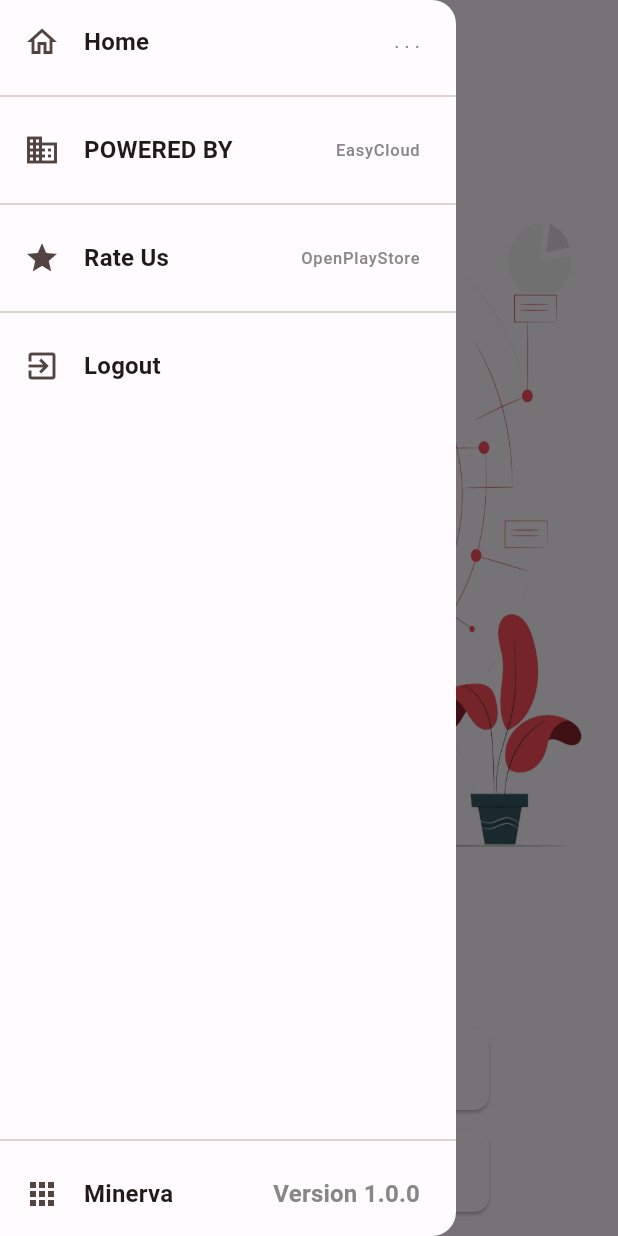
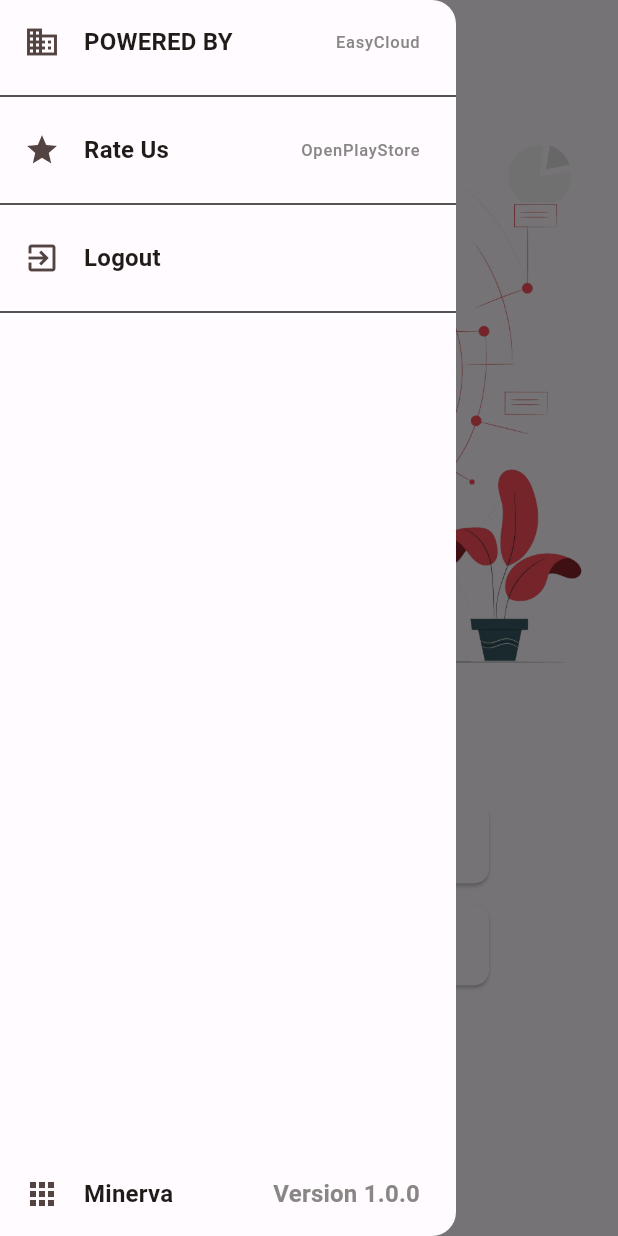
Before and after one commit to maheshgonela/minerva_Project, a Flutter app: the HomePage screen opened directly, with the side drawer open, on a phone screen of 412 x 824 dp. Run offline on Flutter 3.47's test engine with Material 2 defaults, Android fonts, the phone set to English and light mode, and no system bars; our stand-ins replace bloc, cloud_firestore, connectivity, dartz, firebase_crashlytics, flutter_bloc and 9 more; missing offline and left inert: barcode_scan2; accounts and stored records are empty.

Commit message:
fixed Home screen layout issue

```diff
--- a/lib/app_drawer.dart
+++ b/lib/app_drawer.dart
@@ -22,8 +22,7 @@ class AppDrawer extends StatelessWidget {
           crossAxisAlignment: CrossAxisAlignment.stretch,
           children: [
             Expanded(
-              child: ListView(
-                padding: EdgeInsets.zero,
+              child: Column(
                 children: [
                   BlocBuilder<AuthBloc, AuthState>(
                     builder: (ctx, state) {
@@ -36,25 +35,24 @@ class AppDrawer extends StatelessWidget {
                           needAppUpdate: (_) => Container());
                     },
                   ),
-                  ListTile(
-                      onTap: () => Navigator.pop(context),
-                      title: Text(
-                        'Home',
-                        style: GoogleFonts.istokWeb(
-                            textStyle: Theme.of(context)
-                                .textTheme
-                                .titleMedium!
-                                .copyWith(fontWeight: FontWeight.bold)),
-                      ),
-                      leading: const Icon(
-                        Icons.home_outlined,
-                      ),
-                      trailing: const Text(
-                        ". . .",
-                        style: TextStyle(
-                            color: Color.fromARGB(255, 136, 135, 133)),
-                      )),
-                  const Divider(),
+                  // ListTile(
+                  //     onTap: () => Navigator.pop(context),
+                  //     title: Text(
+                  //       'Home',
+                  //       style: GoogleFonts.istokWeb(
+                  //           textStyle: Theme.of(context)
+                  //               .textTheme
+                  //               .titleMedium!
+                  //               .copyWith(fontWeight: FontWeight.bold)),
+                  //     ),
+                  //     leading: const Icon(
+                  //       Icons.home_outlined,
+                  //     ),
+                  //     trailing: const Text(
+                  //       ". . .",
+                  //       style: TextStyle(
+                  //           color: Color.fromARGB(255, 136, 135, 133)),
+                  //     )),
                   ListTile(
                       //onTap: () => _launchEasyCloud(),
                       onTap: () async {
@@ -106,10 +104,10 @@ class AppDrawer extends StatelessWidget {
                     onTap: () => BlocProvider.of<AuthBloc>(context)
                         .add(const AuthEvent.signedOut()),
                   ),
+                  const Divider(),
                 ],
               ),
             ),
-            const Divider(),
             ListTile(
               leading: const Icon(
                 Icons.apps,
@@ -161,7 +159,9 @@ class AppDrawer extends StatelessWidget {
   }
 
   Widget _buildUserAccountsDrawerHeader(
-      LoggedInUser user, BuildContext context) {
+    LoggedInUser user,
+    BuildContext context,
+  ) {
     return UserAccountsDrawerHeader(
       currentAccountPicture: CircleAvatar(
         child: Text(
@@ -173,11 +173,10 @@ class AppDrawer extends StatelessWidget {
         ),
       ),
       accountEmail: Text(user.name,
-          style: GoogleFonts.istokWeb(
-              textStyle: Theme.of(context)
+          style: Theme.of(context)
                   .textTheme
                   .titleMedium!
-                  .copyWith(fontWeight: FontWeight.bold, fontSize: 26))),
+                  .copyWith(fontWeight: FontWeight.bold, fontSize: 26)),
       accountName: Padding(
         padding: const EdgeInsets.only(
           top: 34,
--- a/lib/home_page.dart
+++ b/lib/home_page.dart
@@ -27,6 +27,7 @@ class _HomePageState extends State<HomePage> {
       // backgroundColor: AppColors.scaffoldBgColor,
       drawer: const AppDrawer(),
       appBar: AppBar(
+        title: const Text('Home'),
         leading: Builder(
           builder: (BuildContext context) {
             return IconButton(
@@ -34,27 +35,29 @@ class _HomePageState extends State<HomePage> {
                 size: 32,
                 Icons.menu_rounded,
               ),
-              onPressed: () {
-                Scaffold.of(context).openDrawer();
-              },
+              onPressed: () => Scaffold.of(context).openDrawer(),
             );
           },
         ),
       ),
-      body: SafeArea(
-        child: _buildMobileLayout(context),
+      body: Column(
+        mainAxisSize: MainAxisSize.min,
+        children: [
+          Flexible(
+            flex: 2,
+            child: Image.asset('assets/images/home_page_img_without_bg.png'),
           ),
-      bottomNavigationBar: BottomAppBar(
-        padding: const EdgeInsets.all(0),
-        height: 154,
-        child: _buildMobileLayoutBtns(context),
+         Expanded(child:  _buildMobileLayoutBtns(context))
+        ],
       ),
+      // bottomNavigationBar: BottomAppBar(
+      //   child: _buildMobileLayoutBtns(context),
+      // ),
     );
   }
 
-  Center _buildMobileLayout(BuildContext context) {
-    return Center(
-      child: Column(
+  Widget _buildMobileLayout(BuildContext context) {
+    return Column(
       crossAxisAlignment: CrossAxisAlignment.start,
       //alignment: AlignmentDirectional.center,
       children: [
@@ -79,12 +82,11 @@ class _HomePageState extends State<HomePage> {
           width: double.maxFinite,
         ),
       ],
-      ),
     );
   }
 
   _buildMobileLayoutBtns(BuildContext context) {
-    return Expanded(
+    return SizedBox.expand(
       child: Column(
         mainAxisAlignment: MainAxisAlignment.center,
         crossAxisAlignment: CrossAxisAlignment.center,
--- a/lib/toast_message.dart
+++ b/lib/toast_message.dart
@@ -96,7 +96,7 @@ Future toastMessage({
       ),
     );
 
-    overlay.insert(overlayEntry);
+    overlay!.insert(overlayEntry);
 
     // Remove the SnackBar after some duration
     Future.delayed(const Duration(seconds: 2), () {
--- a/packages/core/pubspec.yaml
+++ b/packages/core/pubspec.yaml
@@ -13,13 +13,9 @@ dependencies:
   connectivity: ^3.0.6
   dartz: ^0.10.1
   equatable: ^2.0.5
-  flutter:
-    sdk: flutter
   freezed: ^2.3.3
-
-  http: ^1.1.0
+  http: ^0.13.5
   intl: ^0.18.1
-
 
 dev_dependencies:
   flutter_test:
--- a/pubspec.yaml
+++ b/pubspec.yaml
@@ -33,7 +33,6 @@ dependencies:
   grouped_list: ^5.1.2
   open_file: ^3.3.2
   cloud_firestore: ^4.8.4
-  url_launcher: ^6.1.12
 
 dev_dependencies:
   flutter_test:
```
Also changed, not shown: lib/main.dart (+0 -43 lines), lib/design/color_schemes.g.dart, packages/base_auth/pubspec.lock, packages/core/pubspec.lock, packages/widgets/pubspec.lock, pubspec.lock, 1 other file. Lines whose indentation alone changed are shown as unchanged.
